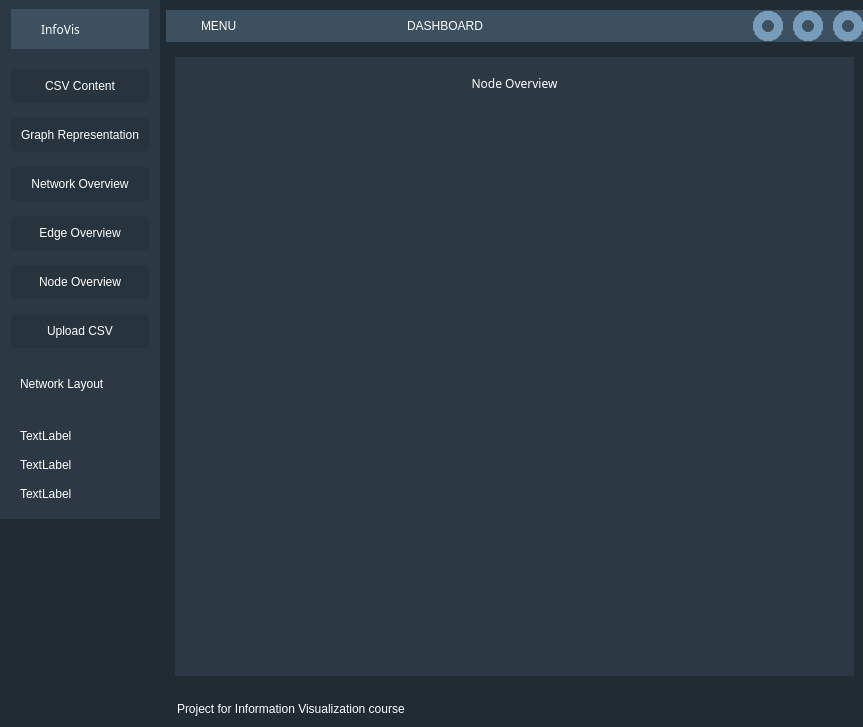
Qt form gui/MainWindow.ui (Manste/LDATA2010) before a commit.
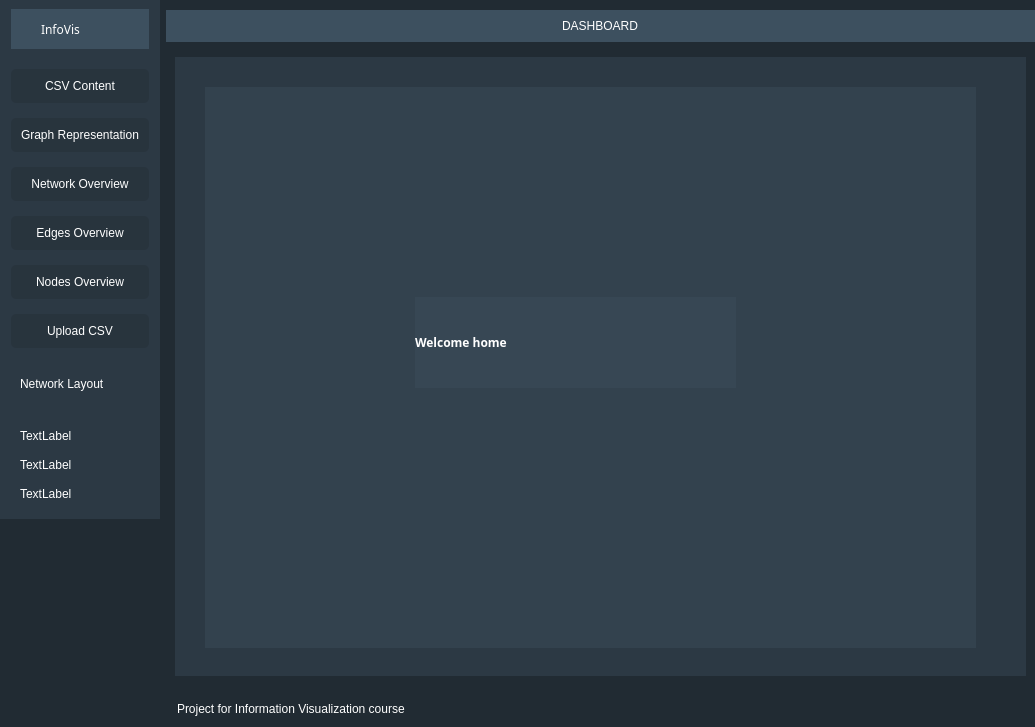
The same form after that commit. The open tabs and pages were chosen to show the change. Icons and pictures are not drawn.

Commit message: update the the connection between the button and the pages

The edit to the form file:
```diff
--- a/gui/MainWindow.ui
+++ b/gui/MainWindow.ui
@@ -6,7 +6,7 @@
    <rect>
     <x>0</x>
     <y>0</y>
-    <width>863</width>
+    <width>1035</width>
     <height>727</height>
    </rect>
   </property>
@@ -19,6 +19,11 @@
   <property name="windowTitle">
    <string>MainWindow</string>
   </property>
+  <property name="styleSheet">
+   <string notr="true">#header_nav {
+	display: none
+}</string>
+  </property>
   <widget class="QWidget" name="centralwidget">
    <property name="styleSheet">
     <string notr="true">* {
@@ -231,7 +236,7 @@
           <item>
            <widget class="QPushButton" name="pushButton_4">
             <property name="text">
-             <string>Edge Overview</string>
+             <string>Edges Overview</string>
             </property>
             <property name="icon">
              <iconset>
@@ -242,7 +247,7 @@
           <item>
            <widget class="QPushButton" name="pushButton_2">
             <property name="text">
-             <string>Node Overview</string>
+             <string>Nodes Overview</string>
             </property>
             <property name="icon">
              <iconset>
@@ -352,7 +357,7 @@
        <property name="bottomMargin">
         <number>0</number>
        </property>
-       <item alignment="Qt::AlignTop">
+       <item>
         <widget class="QFrame" name="header_frame">
          <property name="maximumSize">
           <size>
@@ -382,70 +387,7 @@
           <property name="bottomMargin">
            <number>0</number>
           </property>
-          <item alignment="Qt::AlignLeft">
-           <widget class="QFrame" name="frame_10">
-            <property name="frameShape">
-             <enum>QFrame::StyledPanel</enum>
-            </property>
-            <property name="frameShadow">
-             <enum>QFrame::Raised</enum>
-            </property>
-            <layout class="QHBoxLayout" name="horizontalLayout_4">
-             <property name="spacing">
-              <number>5</number>
-             </property>
-             <property name="leftMargin">
-              <number>0</number>
-             </property>
-             <property name="topMargin">
-              <number>0</number>
-             </property>
-             <property name="rightMargin">
-              <number>0</number>
-             </property>
-             <property name="bottomMargin">
-              <number>0</number>
-             </property>
-             <item>
-              <widget class="QPushButton" name="pushButton_6">
-               <property name="minimumSize">
-                <size>
-                 <width>30</width>
-                 <height>30</height>
-                </size>
-               </property>
-               <property name="maximumSize">
-                <size>
-                 <width>30</width>
-                 <height>30</height>
-                </size>
-               </property>
-               <property name="text">
-                <string/>
-               </property>
-               <property name="icon">
-                <iconset>
-                 <normaloff>icons/menu-main.svg</normaloff>icons/menu-main.svg</iconset>
-               </property>
-               <property name="iconSize">
-                <size>
-                 <width>30</width>
-                 <height>30</height>
-                </size>
-               </property>
-              </widget>
-             </item>
-             <item>
-              <widget class="QLabel" name="label_6">
-               <property name="text">
-                <string>MENU</string>
-               </property>
-              </widget>
-             </item>
-            </layout>
-           </widget>
-          </item>
-          <item>
+          <item alignment="Qt::AlignHCenter">
            <widget class="QFrame" name="frame_11">
             <property name="frameShape">
              <enum>QFrame::StyledPanel</enum>
@@ -464,117 +406,6 @@
             </layout>
            </widget>
           </item>
-          <item alignment="Qt::AlignRight">
-           <widget class="QFrame" name="header_nav">
-            <property name="frameShape">
-             <enum>QFrame::StyledPanel</enum>
-            </property>
-            <property name="frameShadow">
-             <enum>QFrame::Raised</enum>
-            </property>
-            <layout class="QHBoxLayout" name="horizontalLayout_5">
-             <property name="spacing">
-              <number>10</number>
-             </property>
-             <property name="leftMargin">
-              <number>0</number>
-             </property>
-             <property name="topMargin">
-              <number>0</number>
-             </property>
-             <property name="rightMargin">
-              <number>0</number>
-             </property>
-             <property name="bottomMargin">
-              <number>0</number>
-             </property>
-             <item>
-              <widget class="QPushButton" name="pushButton">
-               <property name="minimumSize">
-                <size>
-                 <width>30</width>
-                 <height>30</height>
-                </size>
-               </property>
-               <property name="maximumSize">
-                <size>
-                 <width>30</width>
-                 <height>30</height>
-                </size>
-               </property>
-               <property name="autoFillBackground">
-                <bool>false</bool>
-               </property>
-               <property name="text">
-                <string/>
-               </property>
-               <property name="icon">
-                <iconset>
-                 <normaloff>icons/reduce.svg</normaloff>icons/reduce.svg</iconset>
-               </property>
-               <property name="iconSize">
-                <size>
-                 <width>30</width>
-                 <height>30</height>
-                </size>
-               </property>
-              </widget>
-             </item>
-             <item>
-              <widget class="QPushButton" name="pushButton_8">
-               <property name="minimumSize">
-                <size>
-                 <width>30</width>
-                 <height>30</height>
-                </size>
-               </property>
-               <property name="maximumSize">
-                <size>
-                 <width>30</width>
-                 <height>30</height>
-                </size>
-               </property>
-               <property name="text">
-                <string/>
-               </property>
-               <property name="icon">
-                <iconset>
-                 <normaloff>icons/extend.svg</normaloff>icons/extend.svg</iconset>
-               </property>
-              </widget>
-             </item>
-             <item>
-              <widget class="QPushButton" name="pushButton_7">
-               <property name="minimumSize">
-                <size>
-                 <width>30</width>
-                 <height>30</height>
-                </size>
-               </property>
-               <property name="maximumSize">
-                <size>
-                 <width>30</width>
-                 <height>30</height>
-                </size>
-               </property>
-               <property name="text">
-                <string/>
-               </property>
-               <property name="icon">
-                <iconset>
-                 <normaloff>icons/close.svg</normaloff>icons/close.svg</iconset>
-               </property>
-               <property name="iconSize">
-                <size>
-                 <width>30</width>
-                 <height>30</height>
-                </size>
-               </property>
-              </widget>
-             </item>
-            </layout>
-           </widget>
-          </item>
          </layout>
         </widget>
        </item>
@@ -598,6 +429,48 @@
             <property name="currentIndex">
              <number>0</number>
             </property>
+            <widget class="QWidget" name="home">
+             <property name="styleSheet">
+              <string notr="true">background-color: rgba(61, 80, 95, 100)</string>
+             </property>
+             <widget class="QFrame" name="frame_home">
+              <property name="geometry">
+               <rect>
+                <x>30</x>
+                <y>30</y>
+                <width>771</width>
+                <height>561</height>
+               </rect>
+              </property>
+              <property name="frameShape">
+               <enum>QFrame::StyledPanel</enum>
+              </property>
+              <property name="frameShadow">
+               <enum>QFrame::Raised</enum>
+              </property>
+              <widget class="QLabel" name="label_6">
+               <property name="geometry">
+                <rect>
+                 <x>210</x>
+                 <y>210</y>
+                 <width>321</width>
+                 <height>91</height>
+                </rect>
+               </property>
+               <property name="font">
+                <font>
+                 <family> San Francisco</family>
+                 <pointsize>-1</pointsize>
+                 <weight>75</weight>
+                 <bold>true</bold>
+                </font>
+               </property>
+               <property name="text">
+                <string>Welcome home</string>
+               </property>
+              </widget>
+             </widget>
+            </widget>
             <widget class="QWidget" name="graph_representation">
              <layout class="QVBoxLayout" name="verticalLayout_9">
               <item alignment="Qt::AlignTop">
@@ -756,37 +629,6 @@
             </widget>
             <widget class="QWidget" name="node_overview">
              <layout class="QVBoxLayout" name="verticalLayout_13">
-              <item>
-               <widget class="QFrame" name="frame_24">
-                <property name="frameShape">
-                 <enum>QFrame::StyledPanel</enum>
-                </property>
-                <property name="frameShadow">
-                 <enum>QFrame::Raised</enum>
-                </property>
-                <layout class="QHBoxLayout" name="horizontalLayout_11">
-                 <item alignment="Qt::AlignTop">
-                  <widget class="QLabel" name="label_13">
-                   <property name="font">
-                    <font>
-                     <family> San Francisco</family>
-                     <pointsize>-1</pointsize>
-                    </font>
-                   </property>
-                   <property name="text">
-                    <string>Node Overview</string>
-                   </property>
-                   <property name="alignment">
-                    <set>Qt::AlignCenter</set>
-                   </property>
-                   <property name="wordWrap">
-                    <bool>false</bool>
-                   </property>
-                  </widget>
-                 </item>
-                </layout>
-               </widget>
-              </item>
               <item>
                <widget class="QFrame" name="frame_23">
                 <property name="sizePolicy">
@@ -953,6 +795,18 @@
              </property>
              <item>
               <widget class="QFrame" name="size_grip">
+               <property name="minimumSize">
+                <size>
+                 <width>10</width>
+                 <height>10</height>
+                </size>
+               </property>
+               <property name="maximumSize">
+                <size>
+                 <width>10</width>
+                 <height>10</height>
+                </size>
+               </property>
                <property name="frameShape">
                 <enum>QFrame::StyledPanel</enum>
                </property>
```
Left out of the diff: 150 changed lines with no effect on the pictures. The commit also changes 3 other files.
